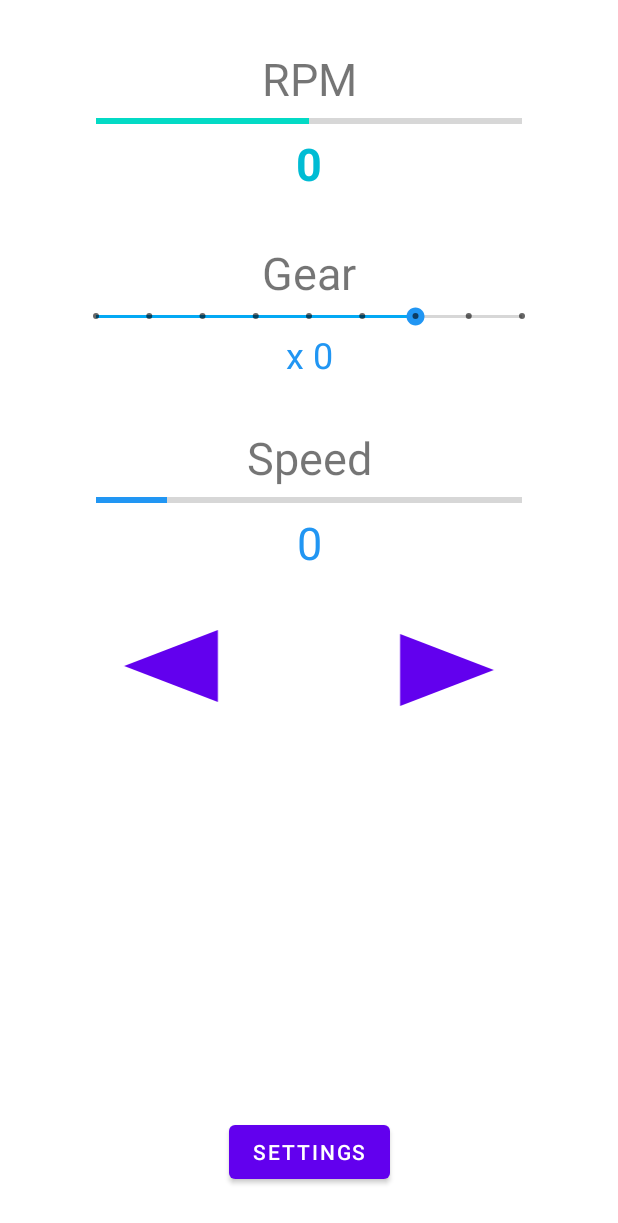
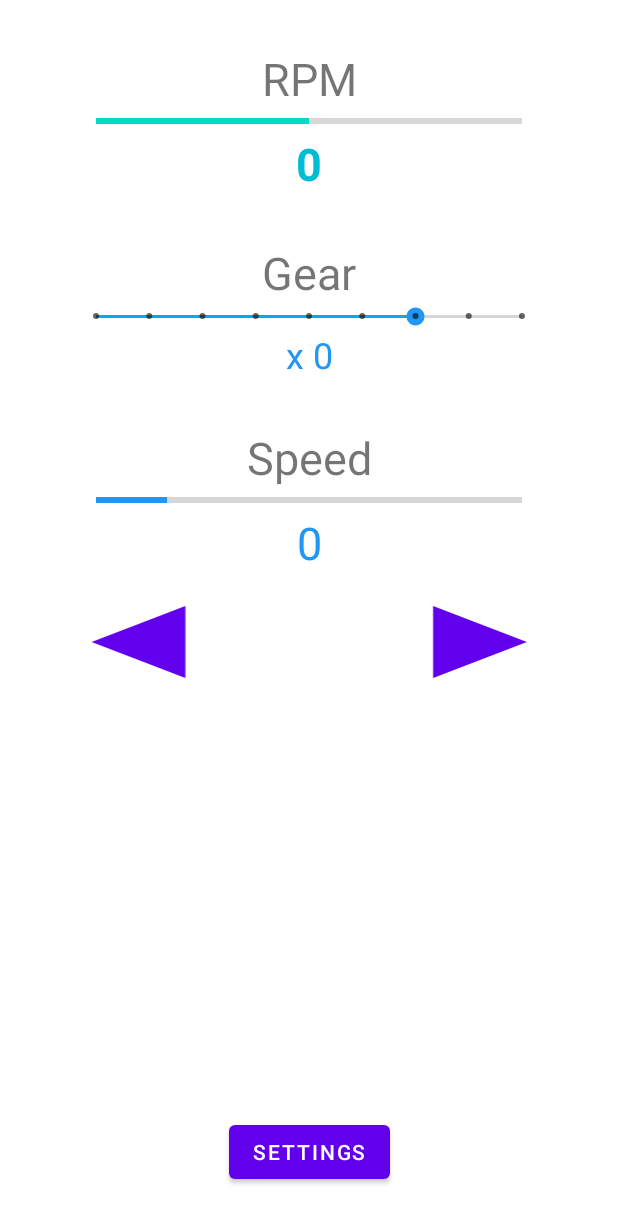
Before and after one commit to inouetmhr/FitbikeConnector, an Android app: the layout main_fragment.xml on its own in the app's theme, with its tools: preview values and no code run, on a phone screen of 412 x 824 dp. Shown: the top 1223 px of the screen. Run offline under Robolectric (Android 15) with nearby library versions, the light colour scheme and no system bars.

Commit message:
tweeked design for small screens.

```diff
--- a/app/src/main/res/layout/main_fragment.xml
+++ b/app/src/main/res/layout/main_fragment.xml
@@ -189,37 +189,38 @@
 
     <ImageButton
         android:id="@+id/imageButtonLeft"
-        android:layout_width="wrap_content"
+        android:layout_width="0dp"
         android:layout_height="60dp"
-        android:layout_marginStart="32dp"
-        android:layout_marginTop="32dp"
+        android:layout_marginTop="16dp"
         android:background="@null"
         android:contentDescription="turn left button"
         android:scaleType="fitCenter"
         android:src="@drawable/ic_button_left"
         android:stateListAnimator="@animator/btn_onclick"
         android:tint="?attr/colorPrimary"
-        app:layout_constraintBottom_toTopOf="@+id/button_first"
+        app:layout_constraintBottom_toBottomOf="@+id/button_first"
+        app:layout_constraintEnd_toStartOf="@+id/button_first"
+        app:layout_constraintHorizontal_bias="0.2"
         app:layout_constraintStart_toStartOf="@+id/layoutSpeed"
         app:layout_constraintTop_toBottomOf="@+id/layoutSpeed"
         app:layout_constraintVertical_bias="0.0" />
 
     <ImageButton
         android:id="@+id/imageButtonRight"
-        android:layout_width="wrap_content"
+        android:layout_width="0dp"
         android:layout_height="60dp"
-        android:layout_marginTop="32dp"
-        android:layout_marginEnd="32dp"
+        android:layout_marginTop="16dp"
         android:background="@null"
         android:contentDescription="turn right button"
         android:scaleType="fitCenter"
         android:src="@drawable/ic_button_right"
         android:stateListAnimator="@animator/btn_onclick"
         android:tint="?attr/colorPrimary"
-        app:layout_constraintBottom_toTopOf="@+id/button_first"
+        app:layout_constraintBottom_toBottomOf="@+id/button_first"
         app:layout_constraintEnd_toEndOf="@+id/layoutSpeed"
-        app:layout_constraintStart_toStartOf="@+id/guideline5"
+        app:layout_constraintHorizontal_bias="0.8"
+        app:layout_constraintStart_toEndOf="@+id/button_first"
         app:layout_constraintTop_toBottomOf="@+id/layoutSpeed"
-        app:layout_constraintVertical_bias="0.009" />
+        app:layout_constraintVertical_bias="0.0" />
 
 </androidx.constraintlayout.widget.ConstraintLayout>
```
